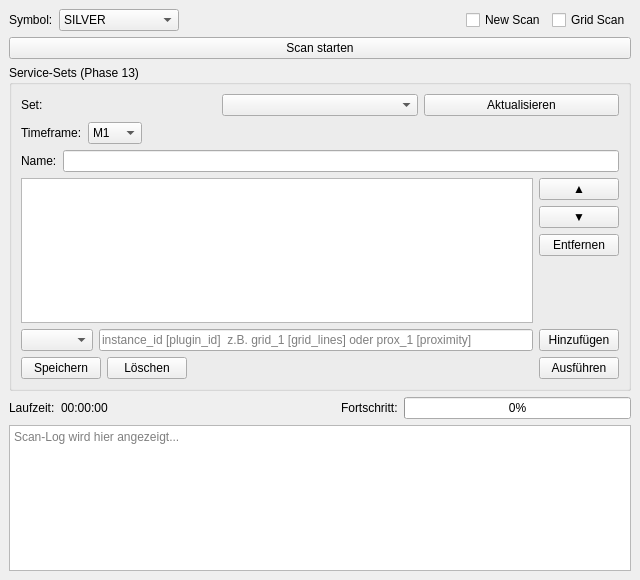
Above: ui/service_win.ui from hoyerth/PyTrader before the change. Below: the same form after it.
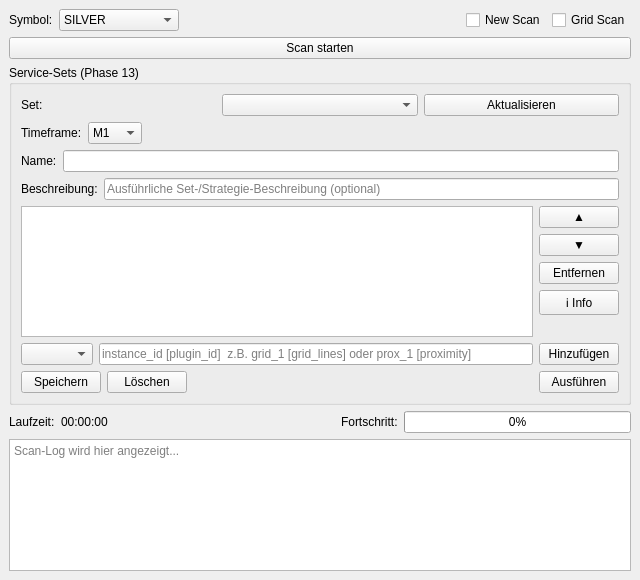
That is the form after the change.

Commit message: feat(P14-01): Beschreibungsfelder fuer Services, Plugins & Service-Sets

The edit to the form file:
```diff
--- a/ui/service_win.ui
+++ b/ui/service_win.ui
@@ -209,6 +209,27 @@
          </item>
         </layout>
        </item>
+       <item>
+        <layout class="QHBoxLayout" name="layout_set_description">
+         <item>
+          <widget class="QLabel" name="label_set_description">
+           <property name="text">
+            <string>Beschreibung:</string>
+           </property>
+          </widget>
+         </item>
+         <item>
+          <widget class="QLineEdit" name="edit_set_description">
+           <property name="placeholderText">
+            <string>Ausführliche Set-/Strategie-Beschreibung (optional)</string>
+           </property>
+           <property name="toolTip">
+            <string>Individuelle Anmerkung für dieses Service-Set (Phase 14 P14-01).</string>
+           </property>
+          </widget>
+         </item>
+        </layout>
+       </item>
        <item>
         <layout class="QHBoxLayout" name="layout_set_order">
          <item>
@@ -250,6 +271,16 @@
              </property>
             </widget>
            </item>
+           <item>
+            <widget class="QPushButton" name="btn_info_service">
+             <property name="text">
+              <string>ℹ Info</string>
+             </property>
+             <property name="toolTip">
+              <string>Zeigt die vollständigen Beschreibungsfelder der markierten Service-Instanz (Phase 14 P14-01).</string>
+             </property>
+            </widget>
+           </item>
            <item>
             <spacer name="verticalSpacer_order">
              <property name="orientation">
```
The commit also changes 9 other files.
